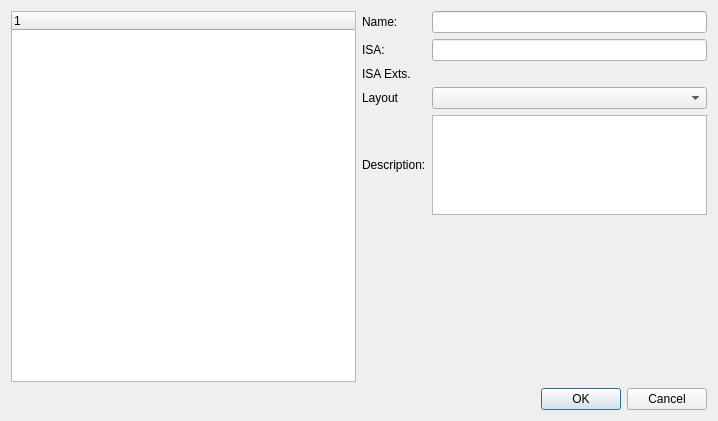
Above: src/processorselectiondialog.ui from mortbopet/Ripes before the change. Below: the same form after it.
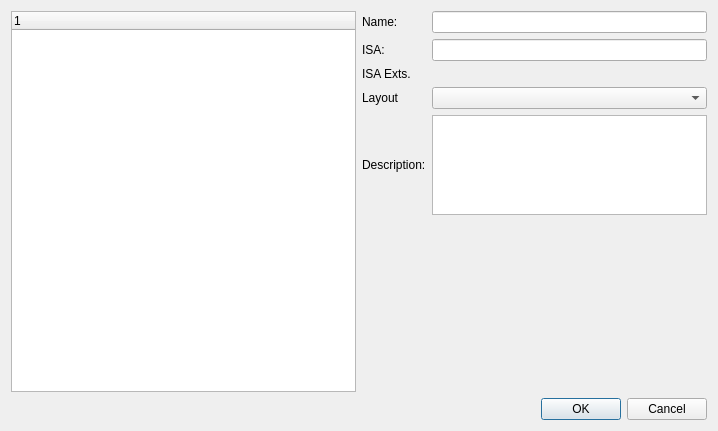
That is the form after the change. Custom widgets are drawn as their Qt base class.

```diff
--- a/src/processorselectiondialog.ui
+++ b/src/processorselectiondialog.ui
@@ -7,7 +7,7 @@
     <x>0</x>
     <y>0</y>
     <width>718</width>
-    <height>421</height>
+    <height>431</height>
    </rect>
   </property>
   <property name="windowTitle">
```
